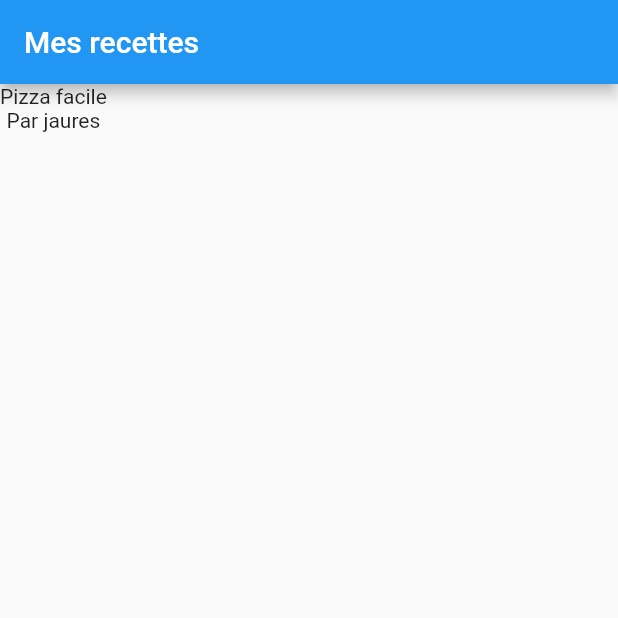
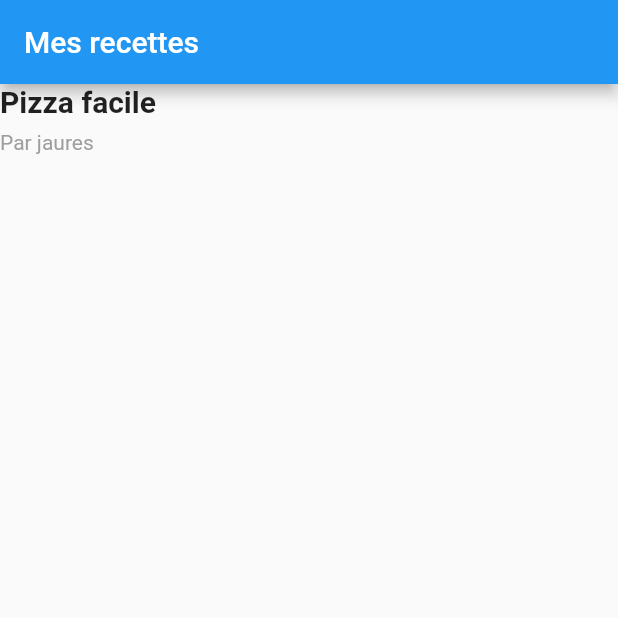
Before and after one commit to beinjamin/demo_app_flutter, a Flutter app: the screen it shows after launch, on a phone screen of 412 x 824 dp, the top half of it. Run offline on Flutter 3.47's test engine with Material 2 defaults, Android fonts, the light colour scheme and no system bars.

Commit message:
Gestion du style du main

```diff
--- a/lib/main.dart
+++ b/lib/main.dart
@@ -29,7 +29,20 @@
               title: Text("Mes recettes"),
             ),
             body: Column(
-              children: [Text("Pizza facile"), Text("Par jaures")],
+              crossAxisAlignment: CrossAxisAlignment.start,
+              children: [
+                Container(
+                  padding: const EdgeInsets.only(bottom: 8),
+                  child: Text(
+                    "Pizza facile",
+                    style: TextStyle(fontWeight: FontWeight.bold, fontSize: 20),
+                  ),
+                ),
+                Text("Par jaures",
+                    style: TextStyle(
+                      color: Colors.grey[500],
+                    ))
+              ],
             )));
   }
 }
```
